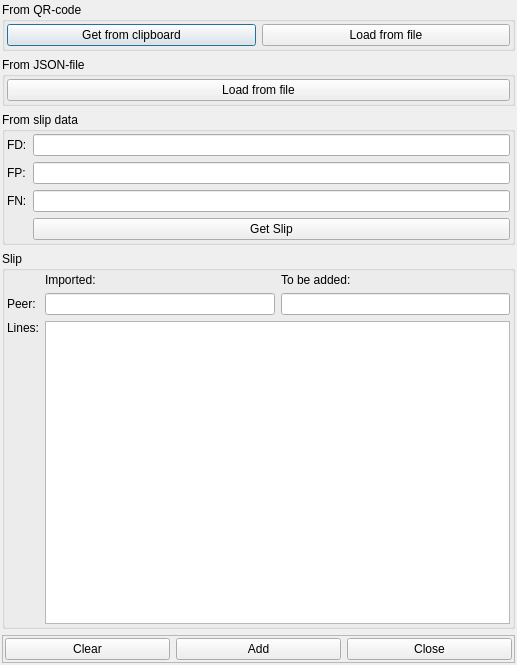
First picture: the form in UI/slip_import_dlg.ui, repository titov-vv/jal, before the edit.
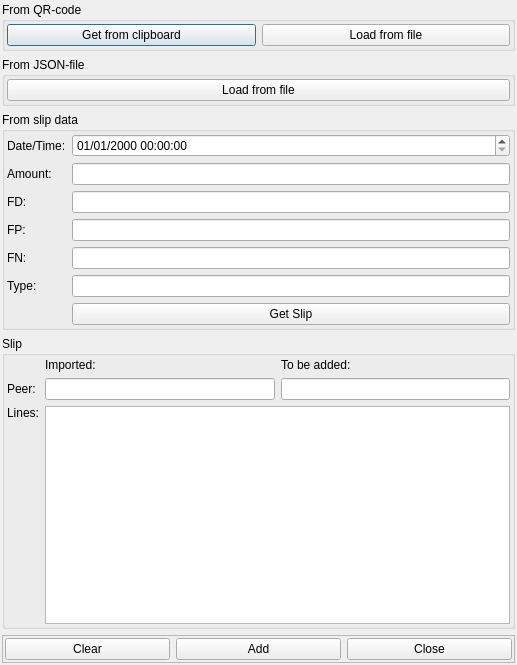
Second picture: the form after the edit.

Commit message: Draft code for QR URL data parsing created UI form extended with fields Date/Time, Amount and Type for slip

Patch:
```diff
--- a/UI/slip_import_dlg.ui
+++ b/UI/slip_import_dlg.ui
@@ -110,50 +110,84 @@
       <property name="bottomMargin">
        <number>2</number>
       </property>
-      <item row="0" column="1">
-       <widget class="QLineEdit" name="lineEdit"/>
-      </item>
       <item row="2" column="1">
        <widget class="QLineEdit" name="lineEdit_2"/>
       </item>
-      <item row="1" column="1">
-       <widget class="QLineEdit" name="lineEdit_3"/>
+      <item row="4" column="1">
+       <widget class="QLineEdit" name="FN"/>
       </item>
-      <item row="2" column="0">
+      <item row="3" column="1">
+       <widget class="QLineEdit" name="FP"/>
+      </item>
+      <item row="4" column="0">
        <widget class="QLabel" name="FNlbl">
         <property name="text">
          <string>FN:</string>
         </property>
        </widget>
       </item>
-      <item row="1" column="0">
+      <item row="3" column="0">
        <widget class="QLabel" name="FPlbl">
         <property name="text">
          <string>FP:</string>
         </property>
        </widget>
       </item>
-      <item row="3" column="1">
+      <item row="6" column="1">
        <widget class="QPushButton" name="GetSlipBtn">
         <property name="text">
          <string>Get Slip</string>
         </property>
        </widget>
       </item>
-      <item row="0" column="0">
+      <item row="2" column="0">
        <widget class="QLabel" name="FDlbl">
         <property name="text">
          <string>FD:</string>
         </property>
        </widget>
       </item>
-      <item row="3" column="0">
+      <item row="6" column="0">
        <widget class="QLabel" name="DummyLbl">
         <property name="text">
          <string> </string>
         </property>
        </widget>
       </item>
+      <item row="0" column="0">
+       <widget class="QLabel" name="TimestampLbl">
+        <property name="text">
+         <string>Date/Time:</string>
+        </property>
+       </widget>
+      </item>
+      <item row="1" column="0">
+       <widget class="QLabel" name="AmountLbl">
+        <property name="text">
+         <string>Amount:</string>
+        </property>
+       </widget>
+      </item>
+      <item row="0" column="1">
+       <widget class="QDateTimeEdit" name="SlipTimstamp">
+        <property name="displayFormat">
+         <string>dd/MM/yyyy hh:mm:ss</string>
+        </property>
+       </widget>
+      </item>
+      <item row="1" column="1">
+       <widget class="QLineEdit" name="SlipAmount"/>
+      </item>
+      <item row="5" column="0">
+       <widget class="QLabel" name="SlipTypeLbl">
+        <property name="text">
+         <string>Type:</string>
+        </property>
+       </widget>
+      </item>
+      <item row="5" column="1">
+       <widget class="QLineEdit" name="SlipType"/>
+      </item>
      </layout>
     </widget>
    </item>
```
Left out of the diff: 2 changed lines with no effect on the pictures. The commit also changes 5 other files.
